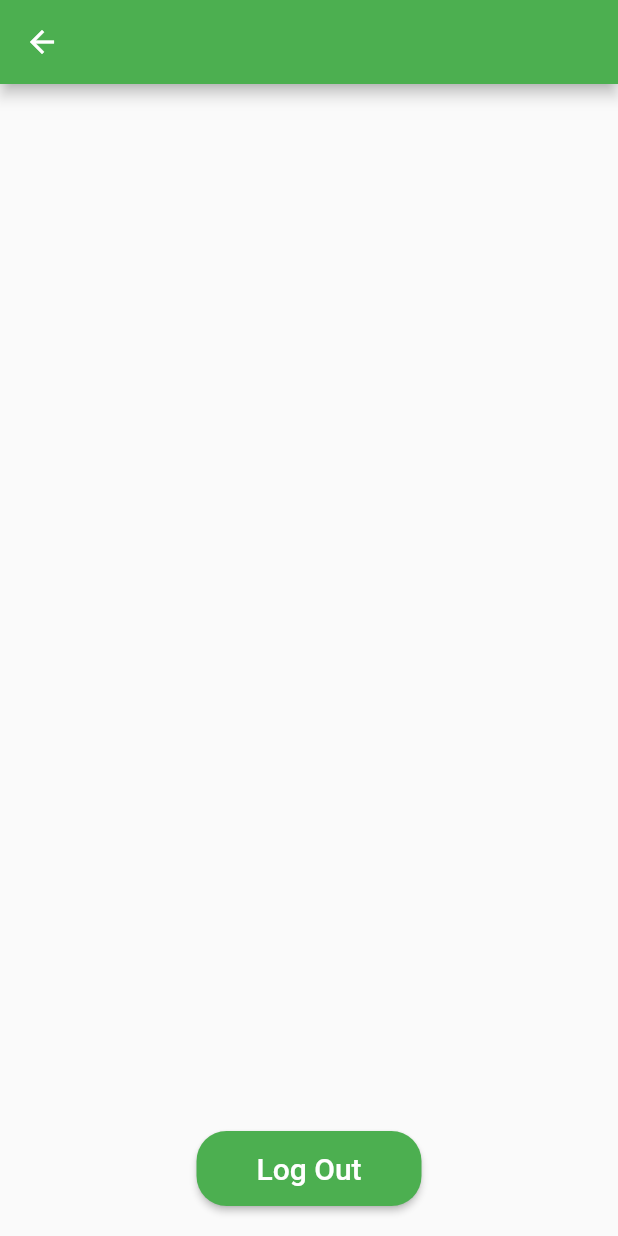
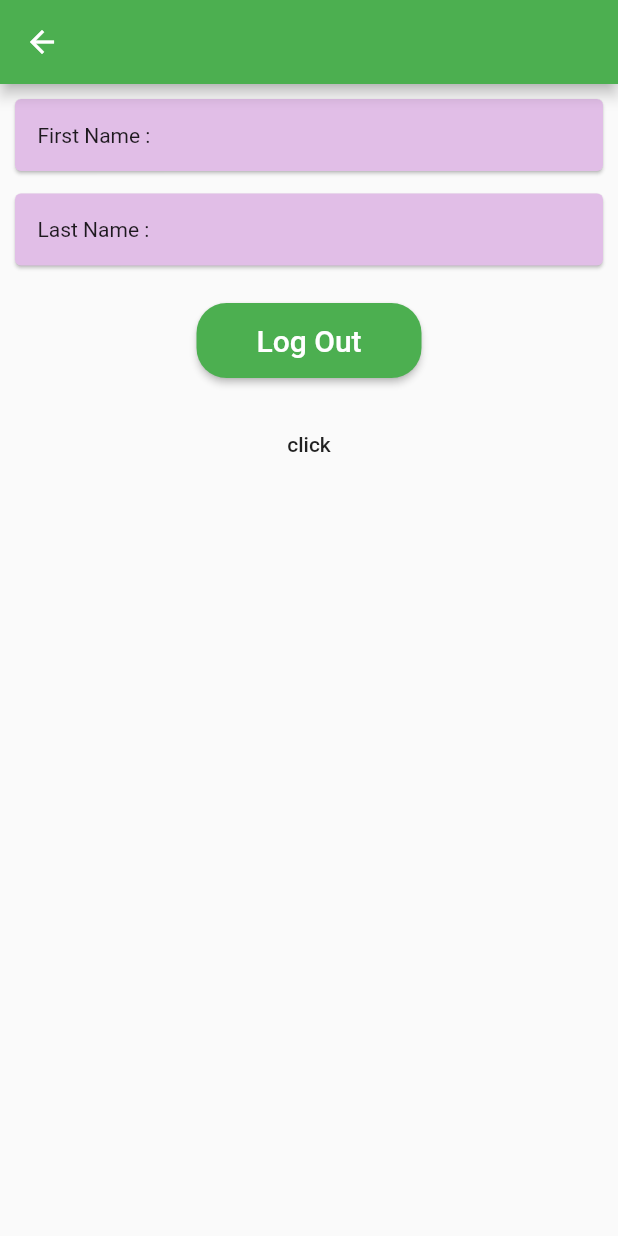
Before and after one commit to mehedidew/weDev, a Flutter app: the SecondPage screen opened directly, on a phone screen of 412 x 824 dp. Run offline on Flutter 3.47's test engine with Material 2 defaults, Android fonts, the phone set to English and light mode, and no system bars; our stand-ins replace cloud_firestore, firebase_auth, modal_progress_hud; accounts and stored records are empty.

```diff
--- a/dew_wedev/lib/secondPage.dart
+++ b/dew_wedev/lib/secondPage.dart
@@ -1,3 +1,4 @@
+import 'package:cloud_firestore/cloud_firestore.dart';
 import 'package:firebase_auth/firebase_auth.dart';
 import 'package:flutter/cupertino.dart';
 import 'package:flutter/material.dart';
@@ -9,7 +10,9 @@ class SecondPage extends StatefulWidget {
 
 class _SecondPageState extends State<SecondPage> {
   final _auth = FirebaseAuth.instance;
+  final _firestore = Firestore.instance;
   FirebaseUser loggedInUser;
+  String firstName, lastName;
 
   @override
   void initState() {
@@ -24,7 +27,69 @@ class _SecondPageState extends State<SecondPage> {
         backgroundColor: Colors.green,
       ),
       body: SafeArea(
-        child: Align(
+        child: Column(
+          children: <Widget>[
+            Card(
+              margin: EdgeInsets.only(left: 10, right: 10, top: 10, bottom: 5),
+              color: Colors.purple[100],
+              child: Row(
+                children: <Widget>[
+                  Expanded(
+                    flex: 1,
+                    child: Padding(
+                      padding: const EdgeInsets.only(left: 15.0),
+                      child: Text(
+                        "First Name :",
+                      ),
+                    ),
+                  ),
+                  Expanded(
+                    flex: 3,
+                    child: TextField(
+                      decoration: InputDecoration(
+                          border: InputBorder.none,
+                          hintText: firstName,
+                          hintStyle:
+                              TextStyle(fontSize: 15, color: Colors.black)),
+                      onChanged: (text) {
+                        firstName = text;
+                      },
+                    ),
+                  ),
+                ],
+              ),
+            ),
+            Card(
+              margin: EdgeInsets.only(left: 10, right: 10, top: 10, bottom: 5),
+              color: Colors.purple[100],
+              child: Row(
+                children: <Widget>[
+                  Expanded(
+                    flex: 1,
+                    child: Padding(
+                      padding: const EdgeInsets.only(left: 15.0),
+                      child: Text(
+                        "Last Name :",
+                      ),
+                    ),
+                  ),
+                  Expanded(
+                    flex: 3,
+                    child: TextField(
+                      decoration: InputDecoration(
+                          border: InputBorder.none,
+                          hintText: lastName,
+                          hintStyle:
+                              TextStyle(fontSize: 15, color: Colors.black)),
+                      onChanged: (text) {
+                        lastName = text;
+                      },
+                    ),
+                  ),
+                ],
+              ),
+            ),
+            Align(
               alignment: Alignment.bottomCenter,
               child: Padding(
                 padding: const EdgeInsets.only(top: 20, bottom: 20),
@@ -48,6 +113,14 @@ class _SecondPageState extends State<SecondPage> {
                 ),
               ),
             ),
+            FlatButton(
+              child: Text('click'),
+              onPressed: () {
+                getInfo();
+              },
+            )
+          ],
+        ),
       ),
     );
   }
@@ -63,4 +136,13 @@ class _SecondPageState extends State<SecondPage> {
       print(e);
     }
   }
+
+  void getInfo() async {
+    _firestore.collection('users').document(loggedInUser.uid).get().then((val) {
+      setState(() {
+        this.firstName = val.data['firstName'];
+        this.lastName = val.data['lastName'];
+      });
+    });
   }
+}
```
Also changed, not shown: dew_wedev/lib/registerPage.dart (+12 -1 lines). Lines whose indentation alone changed are shown as unchanged.
